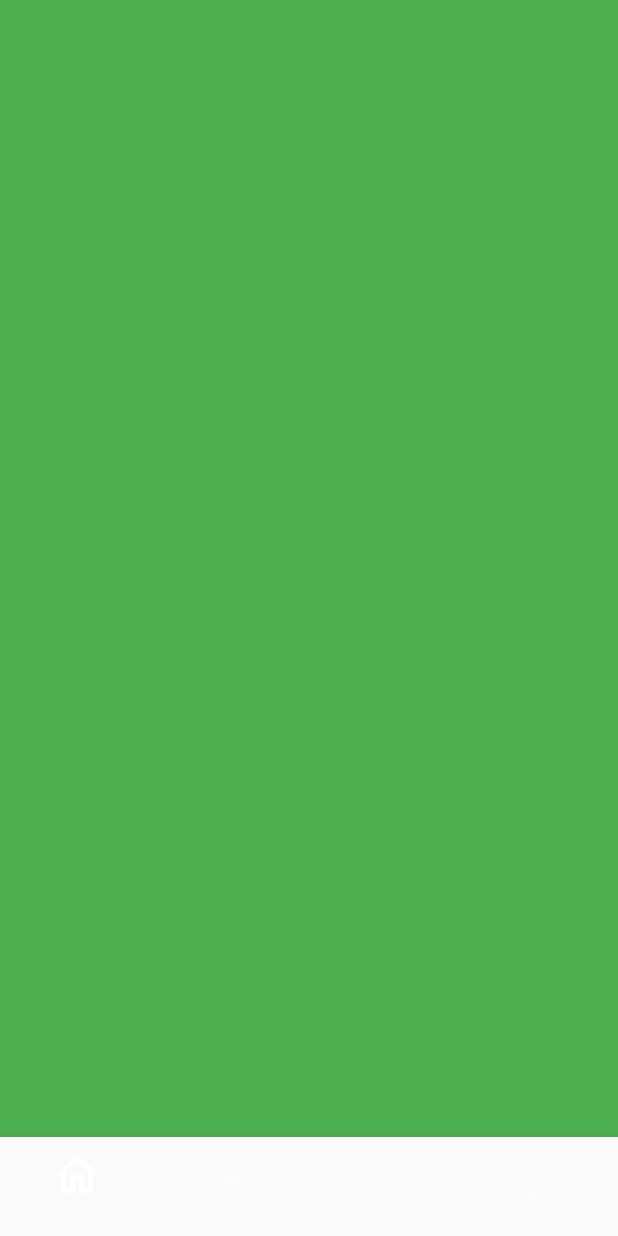
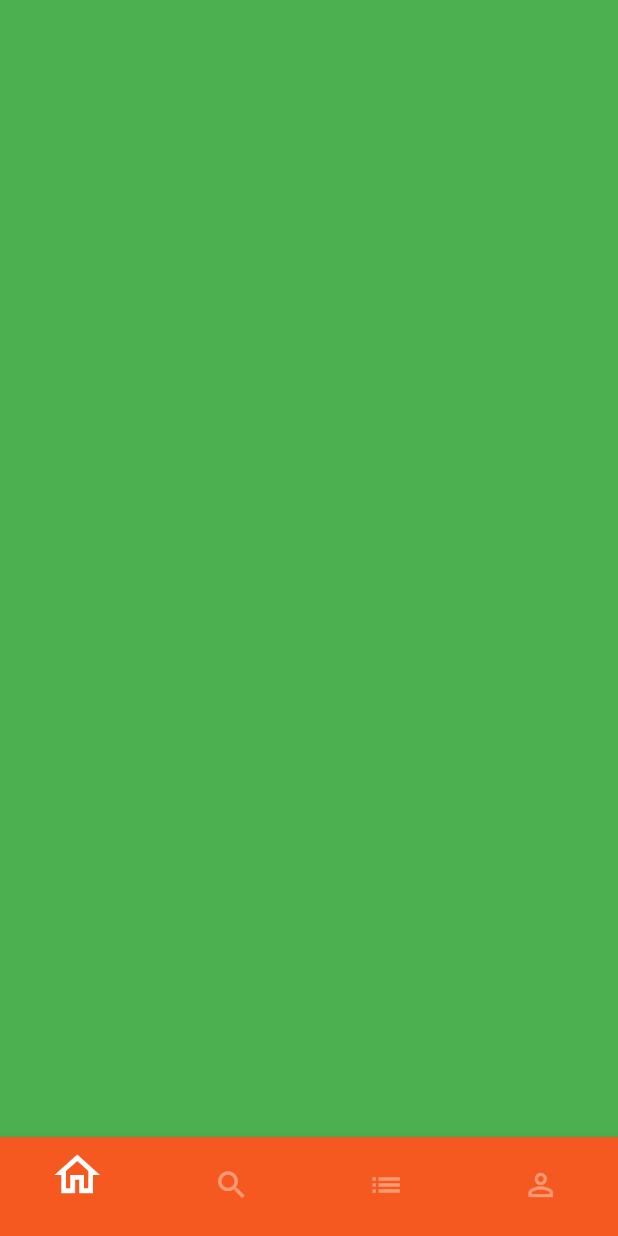
Before and after one commit to renatorv/petshow, a Flutter app: the BaseScreen screen opened directly, swiped to page 2, on a phone screen of 412 x 824 dp. Run offline on Flutter 3.47's test engine with Material 2 defaults, Android fonts, the phone set to English and light mode, and no system bars; our stand-ins replace animated_text_kit, mask_text_input_formatter.

Commit message:
inicio da aula 20 - retomando.

```diff
--- a/lib/src/base/base_screen.dart
+++ b/lib/src/base/base_screen.dart
@@ -1,4 +1,5 @@
 import 'package:flutter/material.dart';
+import 'package:petshow/src/config/custom_colors.dart';
 import 'package:petshow/src/home/home_tab.dart';
 
 class BaseScreen extends StatefulWidget {
@@ -36,15 +37,13 @@ class _BaseScreenState extends State<BaseScreen> {
           });
         },
         type: BottomNavigationBarType.fixed,
-        // backgroundColor: Colors.orange,
-        // backgroundColor: const Color(0x00ffffff),
         selectedItemColor: Colors.white,
         unselectedItemColor: Colors.white.withAlpha(100),
         selectedIconTheme: const IconThemeData(size: 36),
+        backgroundColor: CustomColors.customSwatchColor,
         items: const [
           BottomNavigationBarItem(icon: Icon(Icons.home_outlined), label: ''),
-          BottomNavigationBarItem(
-              icon: Icon(Icons.shopping_cart_checkout_outlined), label: ''),
+          BottomNavigationBarItem(icon: Icon(Icons.search_outlined), label: ''),
           BottomNavigationBarItem(icon: Icon(Icons.list), label: ''),
           BottomNavigationBarItem(icon: Icon(Icons.person_outline), label: ''),
         ],
```
